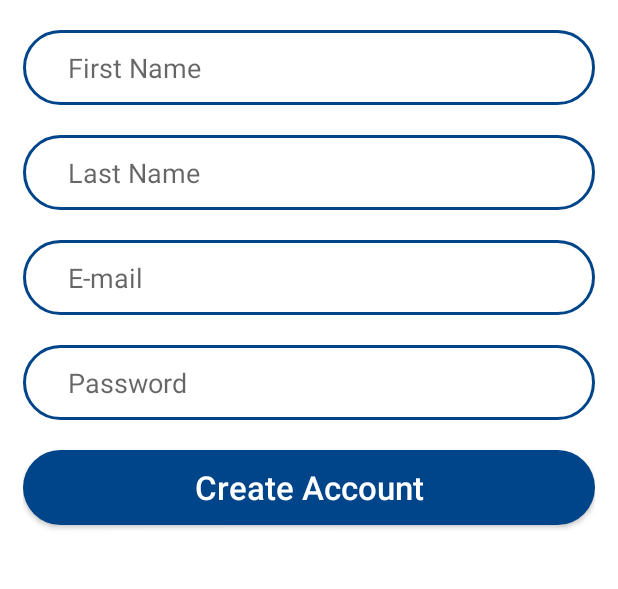
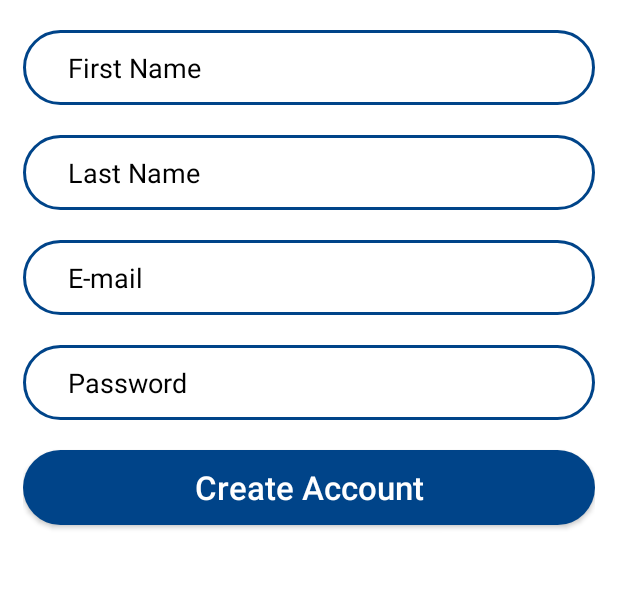
Before and after one commit to CSID-DGU/2019-2-OSSP1-noob-7, an Android app: the SignUpActivity screen opened directly, with no data from a screen before it, on a phone screen of 412 x 824 dp, the part 354-943 px from its top. Run offline under Robolectric (Android 15) with nearby library versions, the phone set to English and light mode, and no system bars.

Commit message:
editText

```diff
--- a/android/app/src/main/res/layout/activity_login.xml
+++ b/android/app/src/main/res/layout/activity_login.xml
@@ -8,7 +8,9 @@
     android:paddingLeft="15dp"
     android:paddingRight="15dp"
     android:background="#ffffff"
-    tools:context=".MainActivity">
+    tools:context=".MainActivity"
+
+    >
 
     <!--로그인 로고-->
     <ImageView
@@ -41,6 +43,7 @@
         android:layout_width="match_parent"
         android:layout_height="50dp"
         android:hint="Password"
+        android:inputType="textPassword"
         android:layout_marginBottom="10dp"
         android:id="@+id/input_pw"
         />
--- a/android/app/src/main/res/layout/activity_sign_up.xml
+++ b/android/app/src/main/res/layout/activity_sign_up.xml
@@ -35,6 +35,8 @@
         android:background="@drawable/button_navy"
         android:layout_marginBottom="20dp"
         android:paddingLeft="30dp"
+
+        android:textColorHint="#000000"
         />
 
     <EditText
@@ -46,6 +48,8 @@
         android:background="@drawable/button_navy"
         android:layout_marginBottom="20dp"
         android:paddingLeft="30dp"
+
+        android:textColorHint="#000000"
         />
 
     <EditText
@@ -57,6 +61,8 @@
         android:background="@drawable/button_navy"
         android:layout_marginBottom="20dp"
         android:paddingLeft="30dp"
+
+        android:textColorHint="#000000"
         />
 
     <EditText
@@ -68,6 +74,8 @@
         android:background="@drawable/button_navy"
         android:layout_marginBottom="20dp"
         android:paddingLeft="30dp"
+
+        android:textColorHint="#000000"
         />
 
     <Button
```
